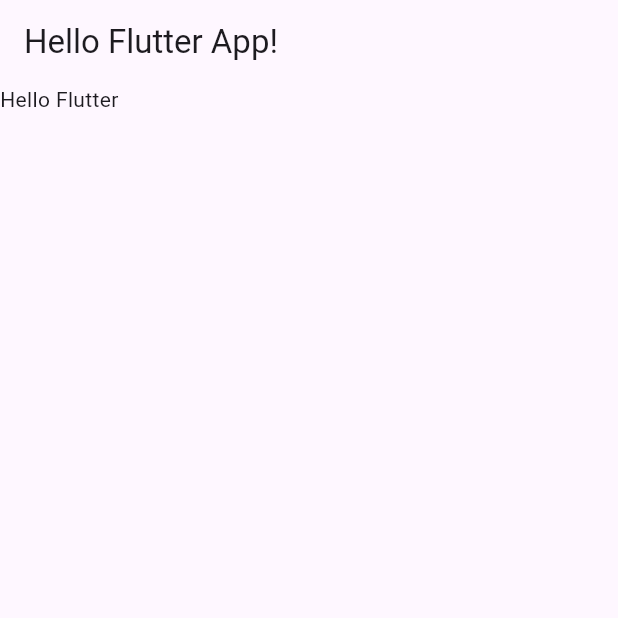
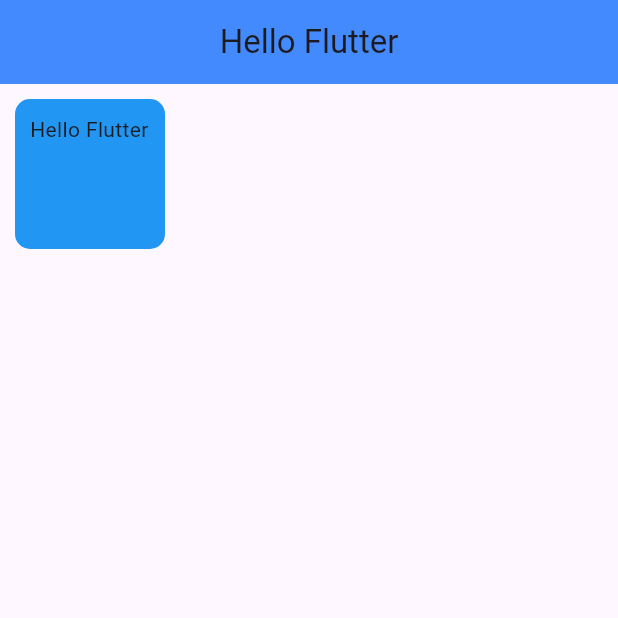
Before and after one commit to MossesAryo/Hello-Flutter-App, a Flutter app: the screen it shows after launch, on a phone screen of 412 x 824 dp, the top half of it. Run offline on Flutter 3.47's test engine with Material 3 defaults, Android fonts, the phone set to English and light mode, and no system bars.

Commit message:
using container widget

```diff
--- a/lib/main.dart
+++ b/lib/main.dart
@@ -10,9 +10,19 @@ class MyApp extends StatelessWidget {
     return MaterialApp(
       home: Scaffold(
         appBar: AppBar(
-          title: Text("Hello Flutter App!"),
+          backgroundColor: Colors.blueAccent,
+          centerTitle: true,
+          title: Text("Hello Flutter"),
         ),
-        body: Text("Hello Flutter"),
+        body: Container(
+          padding: EdgeInsets.all(10),
+          margin: EdgeInsets.all(10),
+          child: Text("Hello Flutter"),
+          height: 100,
+          width: 100,
+          decoration: BoxDecoration(
+              color: Colors.blue, borderRadius: BorderRadius.circular(10)),
+        ),
       ),
     );
   }
```
